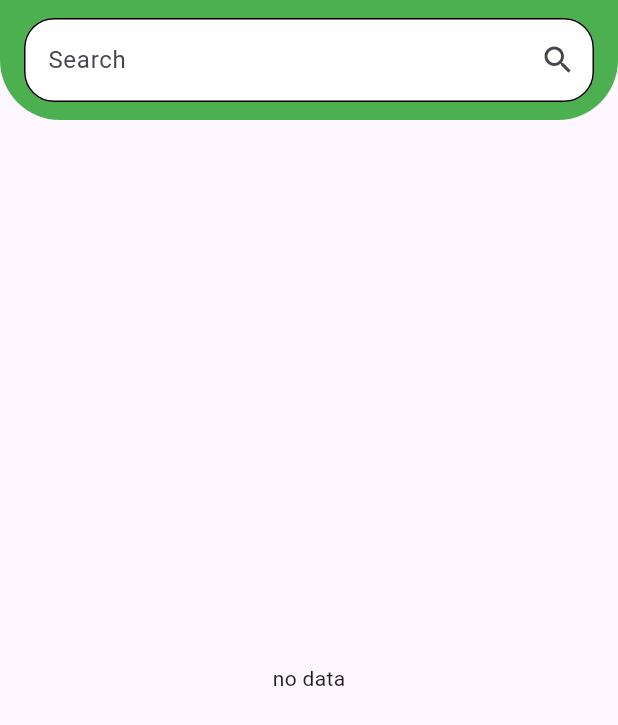
After one commit to ahmednasasr/News-App, a Flutter app: the SerachScreen screen opened by its route, on a phone screen of 412 x 824 dp. The commit adds this screen. Shown: the top 725 px of the screen. Run offline on Flutter 3.47's test engine with Material 3 defaults, Android fonts, the phone set to English and light mode, and no system bars; our stand-ins replace cached_network_image.

Commit message:
we create search

```diff
--- /dev/null
+++ b/lib/core/search/serach_screen.dart
@@ -0,0 +1,120 @@
+import 'package:cached_network_image/cached_network_image.dart';
+import 'package:flutter/material.dart';
+import 'package:newsapp/custome_widgets/Bg_custome.dart';
+import 'package:newsapp/models/news_model.dart';
+import 'package:newsapp/models/source_model.dart';
+
+import '../../screens/news_detail.dart';
+import '../services/apis/api_manger.dart';
+class SerachScreen extends StatefulWidget {
+  Sources? source;
+  static const String routename="search";
+   SerachScreen({super.key,  this.source});
+
+  @override
+  State<SerachScreen> createState() => _SerachScreenState();
+}
+
+class _SerachScreenState extends State<SerachScreen> {
+TextEditingController controller= TextEditingController();
+
+bool issearch=false;
+
+  @override
+  Widget build(BuildContext context) {
+    return BgCustome(
+        child: Scaffold(
+          appBar: AppBar(
+        backgroundColor: Colors.green,
+        shape: RoundedRectangleBorder(
+          borderRadius: BorderRadius.only(
+              bottomRight: Radius.circular(40),bottomLeft:Radius.circular(40)
+          )
+        ),
+            leading: SizedBox(),
+            leadingWidth: 0,
+            toolbarHeight: 80,
+            title: TextFormField(
+              controller: controller,
+              cursorColor: Colors.white,
+              style: TextStyle(color: Colors.green),
+              decoration: InputDecoration(
+                suffixIcon: InkWell(
+                    onTap: (){
+                    setState(() {
+                      issearch= true;
+                    });
+                      },
+                    child: Icon(Icons.search)),
+                fillColor: Colors.white,
+                filled: true,
+
+                labelText: "Search",
+                enabledBorder: OutlineInputBorder(
+                  borderRadius: BorderRadius.circular(20),
+                )
+              ),
+            ),
+      ),
+          body: issearch==false ? Center(child: Text("no data"),)
+              : FutureBuilder(
+            future: ApiManger.search(widget.source?.name ?? "", controller.text),
+            builder: (context, snapshot) {
+              if (snapshot.connectionState == ConnectionState.waiting) {
+                return Center(child: CircularProgressIndicator());
+              } else if (snapshot.hasError) {
+                return Center(child: Text("Error: ${snapshot.error}"));
+              } else {
+                print(snapshot.data?.articles.length);
+                List<Article> article = snapshot.data?.articles ?? [];
+                return ListView.builder(
+                    itemCount: article.length,
+                    itemBuilder: (context, index) {
+                      return GestureDetector(
+                        onTap: () {
+                          Navigator.push(
+                            context,
+                            MaterialPageRoute(
+                              builder: (context) => NewsDetail(
+                                article: article[index],
+                              ),
+                            ),
+                          );
+                        },
+                        child: Card(
+                          child: Padding(
+                            padding: const EdgeInsets.all(8.0),
+                            child: Column(
+                              crossAxisAlignment: CrossAxisAlignment.start,
+                              children: [
+                                ClipRRect(
+                                  borderRadius: BorderRadius.circular(10),
+                                  child: CachedNetworkImage(
+                                    imageUrl: article[index].urlToImage ?? "",
+                                    placeholder: (context, url) =>
+                                        Center(child: CircularProgressIndicator()),
+                                    errorWidget: (context, url, error) =>
+                                        Center(child: Icon(Icons.error)),
+                                  ),
+                                ),
+                                Text(article[index].source.name ?? ""),
+                                Text(article[index].title ?? ""),
+                                Row(
+                                  mainAxisAlignment: MainAxisAlignment.end,
+                                  children: [
+                                    Text(article[index].publishedAt.substring(0, 10) ?? ""),
+                                  ],
+                                ),
+                              ],
+                            ),
+                          ),
+                        ),
+                      );
+                    },
+                );
+              }
+            },
+          ),
+    ));
+  }
+}
--- /dev/null
+++ b/lib/custome_widgets/Bg_custome.dart
@@ -0,0 +1,18 @@
+import 'package:flutter/material.dart';
+
+class BgCustome extends StatelessWidget {
+  Widget child;
+   BgCustome({required this.child,super.key});
+
+  @override
+  Widget build(BuildContext context) {
+    return Container(
+      decoration: BoxDecoration(
+        image: DecorationImage(
+            image: AssetImage("assets/images/pattern.png"),fit: BoxFit.cover
+        )
+      ),
+      child: child,
+    );
+  }
+}
--- a/lib/main.dart
+++ b/lib/main.dart
@@ -1,4 +1,5 @@
 import 'package:flutter/material.dart';
+import 'package:newsapp/core/search/serach_screen.dart';
 import 'package:newsapp/screens/home_screen.dart';
 import 'package:newsapp/screens/news_screen.dart';
 import 'package:newsapp/splash/splash_screen.dart';
@@ -19,6 +20,7 @@ class MyApp extends StatelessWidget {
       routes: {
         SplashScreen.routename:(_)=>SplashScreen(),
         HomeScreen.routename:(_)=>HomeScreen(),
+        SerachScreen.routename:(_)=>SerachScreen(),
       },
     );
   }
--- a/lib/screens/news_screen.dart
+++ b/lib/screens/news_screen.dart
@@ -4,7 +4,6 @@ import 'package:newsapp/core/services/apis/api_manger.dart';
 import 'package:newsapp/models/news_model.dart';
 import 'package:newsapp/models/source_model.dart';
 
-import '../custome_widgets/search_delgate.dart';
 import 'news_detail.dart';
 
 class NewsScreen extends StatefulWidget {
```
Also changed, not shown: lib/core/services/apis/api_manger.dart (+8 -0 lines), lib/custome_widgets/search_delgate.dart (deleted, +0 -88 lines), lib/screens/home_screen.dart (+7 -11 lines).
